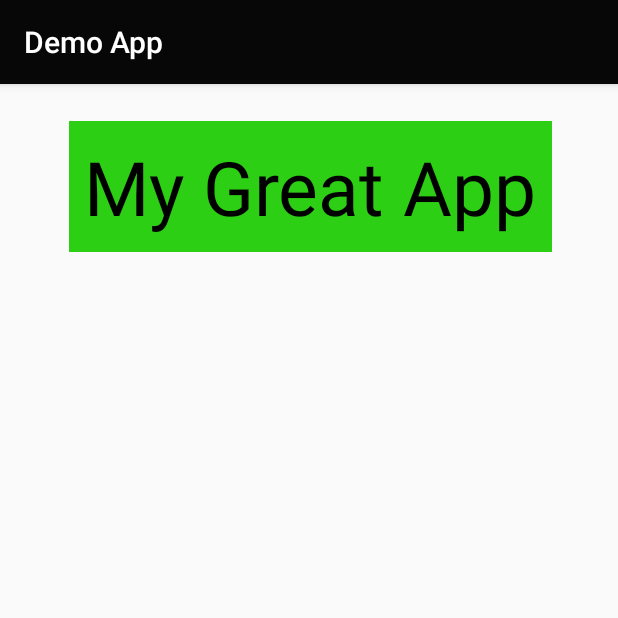
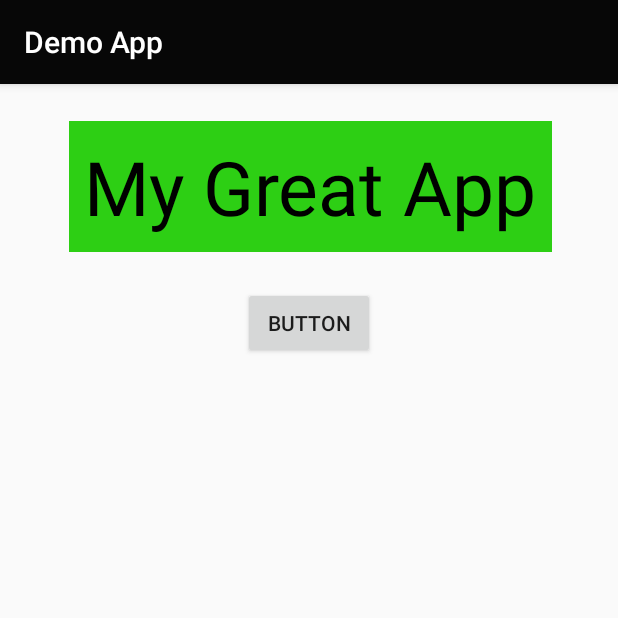
Before and after one commit to ayush987goyal/androidLearn, an Android app: the screen it shows after launch (MainActivity), on a phone screen of 412 x 824 dp, the top half of it. Run offline under Robolectric (Android 15) with nearby library versions, the phone set to English and light mode, and no system bars.

Commit message:
Button addition

```diff
--- a/DemoApp/app/src/main/java/com/goyal/demoapp/MainActivity.java
+++ b/DemoApp/app/src/main/java/com/goyal/demoapp/MainActivity.java
@@ -2,8 +2,14 @@ package com.goyal.demoapp;
 
 import android.support.v7.app.AppCompatActivity;
 import android.os.Bundle;
+import android.util.Log;
+import android.view.View;
 
 public class MainActivity extends AppCompatActivity {
+
+    public void clickFunction(View view) {
+        Log.i("Info", "Button Pressed!");
+    }
 
     @Override
     protected void onCreate(Bundle savedInstanceState) {
--- a/DemoApp/app/src/main/res/layout/activity_main.xml
+++ b/DemoApp/app/src/main/res/layout/activity_main.xml
@@ -20,6 +20,18 @@
         app:layout_constraintLeft_toLeftOf="parent"
         app:layout_constraintRight_toRightOf="parent"
         app:layout_constraintTop_toTopOf="parent"
-        app:layout_constraintVertical_bias="0.037" />
+        app:layout_constraintVertical_bias="0.037"
+        android:id="@+id/textView" />
+
+    <Button
+        android:id="@+id/button"
+        android:layout_width="wrap_content"
+        android:layout_height="wrap_content"
+        android:onClick="clickFunction"
+        android:text="Button"
+        app:layout_constraintLeft_toLeftOf="parent"
+        app:layout_constraintRight_toRightOf="parent"
+        android:layout_marginTop="23dp"
+        app:layout_constraintTop_toBottomOf="@+id/textView" />
 
 </android.support.constraint.ConstraintLayout>
```
